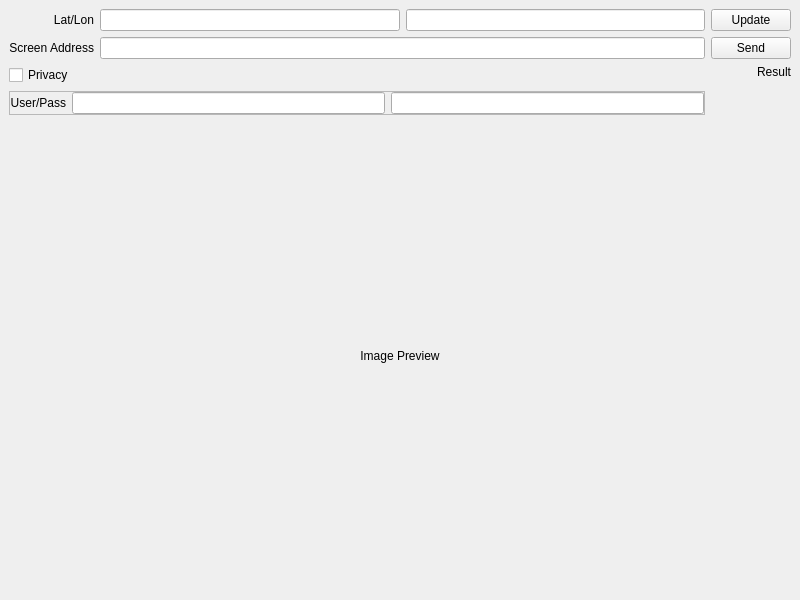
This is PicoWeather/mainwindow.ui in MangoCats/pico-picture as Qt 5 draws it before an edit. The edited form follows.
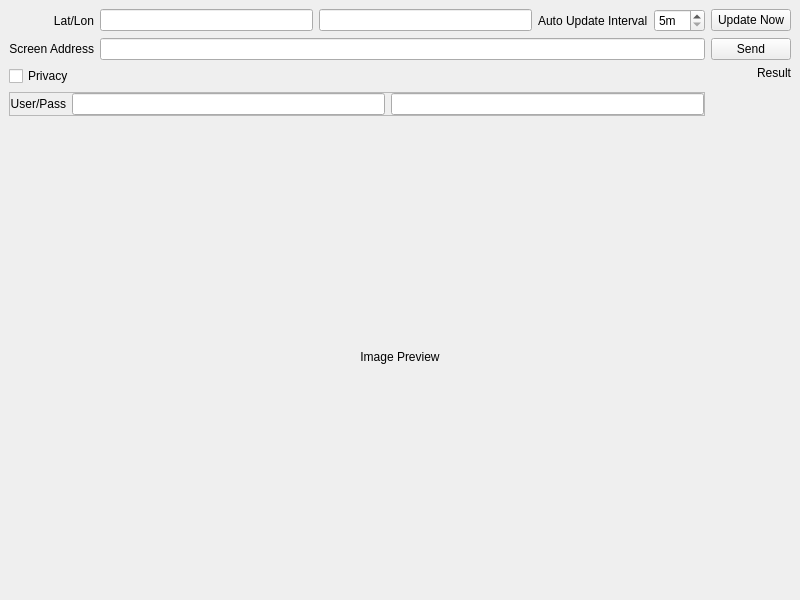
This is the edited form. Icons and pictures are not drawn.

Commit message: render weather info to screen

Diff of the .ui file:
```diff
--- a/PicoWeather/mainwindow.ui
+++ b/PicoWeather/mainwindow.ui
@@ -54,7 +54,7 @@
     <item row="1" column="2">
      <widget class="QPushButton" name="update">
       <property name="text">
-       <string>Update</string>
+       <string>Update Now</string>
       </property>
      </widget>
     </item>
@@ -76,6 +76,26 @@
       <item>
        <widget class="QLineEdit" name="lon"/>
       </item>
+      <item>
+       <widget class="QLabel" name="label_4">
+        <property name="text">
+         <string>Auto Update Interval</string>
+        </property>
+       </widget>
+      </item>
+      <item>
+       <widget class="QSpinBox" name="interval">
+        <property name="suffix">
+         <string>m</string>
+        </property>
+        <property name="minimum">
+         <number>5</number>
+        </property>
+        <property name="maximum">
+         <number>60</number>
+        </property>
+       </widget>
+      </item>
      </layout>
     </item>
     <item row="5" column="0" colspan="3">
```
The commit also changes 2 other files.
